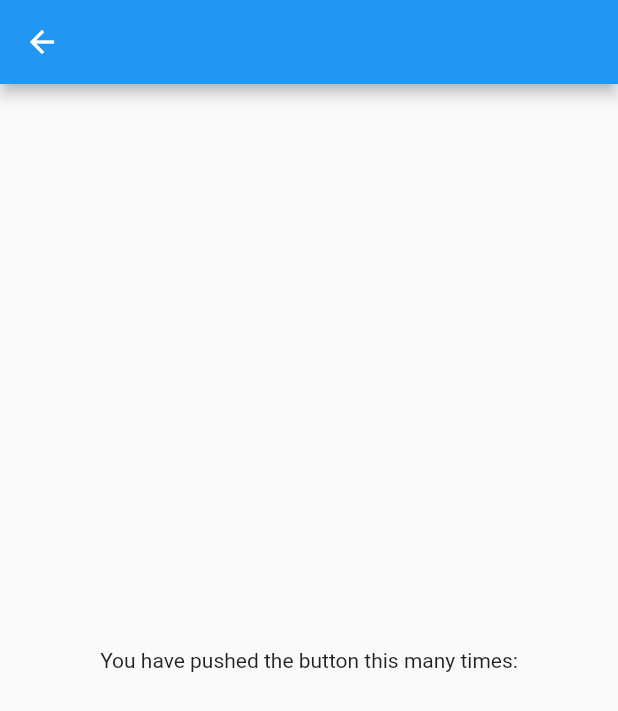
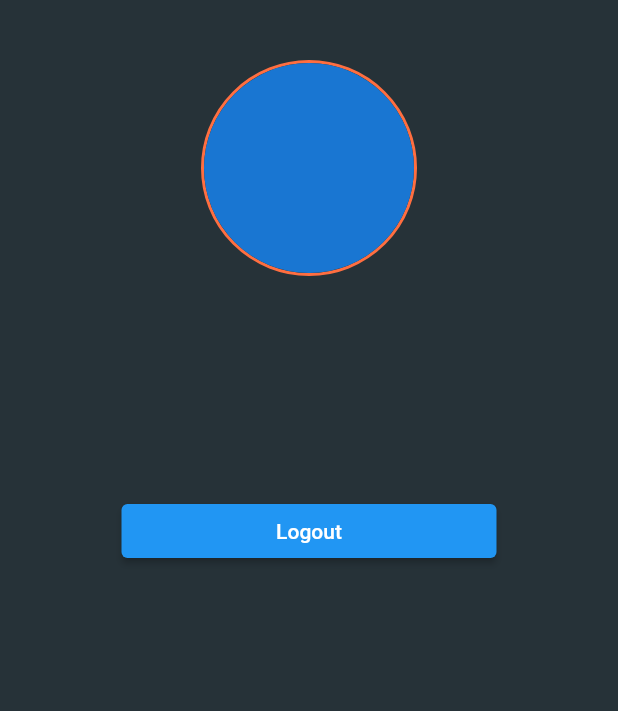
Before and after one commit to Bilalamir27/tokenmap, a Flutter app: the AccountPage screen opened directly, on a phone screen of 412 x 824 dp. Shown: the top 711 px of the screen. Run offline on Flutter 3.47's test engine with Material 2 defaults, Android fonts, the phone set to English and light mode, and no system bars; our stand-ins replace cloud_firestore, firebase_auth, firebase_core, google_maps_flutter; accounts and stored records are empty.

Commit message:
implemented account page

```diff
--- a/lib/Views/account.dart
+++ b/lib/Views/account.dart
@@ -1,34 +1,93 @@
 import 'package:flutter/material.dart';
-import 'package:firebase_auth/firebase_auth.dart';
 import 'package:firebase_auth/firebase_auth.dart';
 import 'package:cloud_firestore/cloud_firestore.dart';
 
+import 'main.dart';
+
 class AccountPage extends StatefulWidget {
-  AccountPage({Key? key, required this.title}) : super(key: key);
+  AccountPage({Key? key, required this.title, required this.uid}) : super(key: key);
   final String title;
+  String uid;
 
   @override
   _AccountPageState createState() => _AccountPageState();
 }
 
 class _AccountPageState extends State<AccountPage> {
+  var tempFirst;
+  var tempEmail;
+  //final _auth = FirebaseAuth.instance;
+  final CollectionReference userC = FirebaseFirestore.instance.collection('users');
+  _displayInfo(){
+    FirebaseFirestore.instance.collection("users").doc(widget.uid).get().then((value){
+      setState(() {
+        tempFirst = value.data()?["name"];
+        tempEmail = value.data()?["email"];
+      });
+    });
+    return Container(
+      child: Column(
+        children: [
+          Text(tempFirst.toString(),style: TextStyle(color: Colors.white,fontSize: 20)),
+          Text(tempEmail.toString(),style: TextStyle(color: Colors.white,fontSize: 20))
+        ],
+      ),
+    );
+  }
   @override
   Widget build(BuildContext context) {
-
     return Scaffold(
-      appBar: AppBar(
-        title: Text(widget.title),
-      ),
+      backgroundColor: Colors.blueGrey[900],
       body: Center(
         child: Column(
-          mainAxisAlignment: MainAxisAlignment.center,
-          children: <Widget>[
-            const Text(
-              'You have pushed the button this many times:',
+          children: [
+            Container(color: Colors.transparent,height: 40),
+            Container(
+              child:CircleAvatar(
+                //backgroundImage: AssetImage("assets/noImage.jpg"),
+                radius: 70,
+              ),
+              decoration: BoxDecoration(
+                  shape: BoxShape.circle,
+                  border: Border.all(color: Colors.deepOrangeAccent,width: 2)
+              ),
             ),
+            Container(color: Colors.transparent,height: 100),
+            Container(
+              child: _displayInfo(),
+            ),
+            SizedBox(
+              width: 250,
+              child:  ElevatedButton(
+                  onPressed: () {
+                    Navigator.push(context, MaterialPageRoute(
+                        builder: (context) => const MyHomePage(title: '',)));
+                  },
+                  child: const Text("Logout",style: TextStyle(color: Colors.white))
+              ),
+            ),
+            // SizedBox(
+            //   width: 250,
+            //   child:  ElevatedButton(
+            //       onPressed: () async{
+            //         try{
+            //           final result = await _auth.currentUser;
+            //           result.delete();
+            //           userC.doc(widget.uid).delete();
+            //           userI.doc(widget.uid).delete();
+            //           Navigator.push(context, MaterialPageRoute(
+            //               builder: (context) => MyHomePage(uid: result.user!.uid, title: '',)));
+            //
+            //         }catch(e){
+            //           print('not deleted');
+            //         }
+            //       },
+            //       child: Text("Delete Account",style: TextStyle(color: Colors.white))
+            //   ),
+            // )
           ],
         ),
-      ), // This trailing comma makes auto-formatting nicer for build methods.
+      ),
     );
   }
 }
--- a/lib/Views/login.dart
+++ b/lib/Views/login.dart
@@ -1,6 +1,7 @@
 import 'package:flutter/material.dart';
 import 'package:firebase_auth/firebase_auth.dart';
 import 'package:cloud_firestore/cloud_firestore.dart';
+import 'package:tokenmap/Views/account.dart';
 import 'package:tokenmap/Views/navigation.dart';
 
 import 'map.dart';
@@ -119,7 +120,7 @@ class _LoginPageState extends State<LoginPage> {
                             final result = await _auth.signInWithEmailAndPassword(email: email.toString().trim(), password: password.toString().trim());
                             if(result != null){
                               Navigator.push(context, MaterialPageRoute(
-                                  builder: (context) => MapPage(uid: result.user!.uid, title: '',)));
+                                  builder: (context) => AccountPage(uid: result.user!.uid, title: '',)));
                             }
                           }catch(e){
                             _signIn();
```
